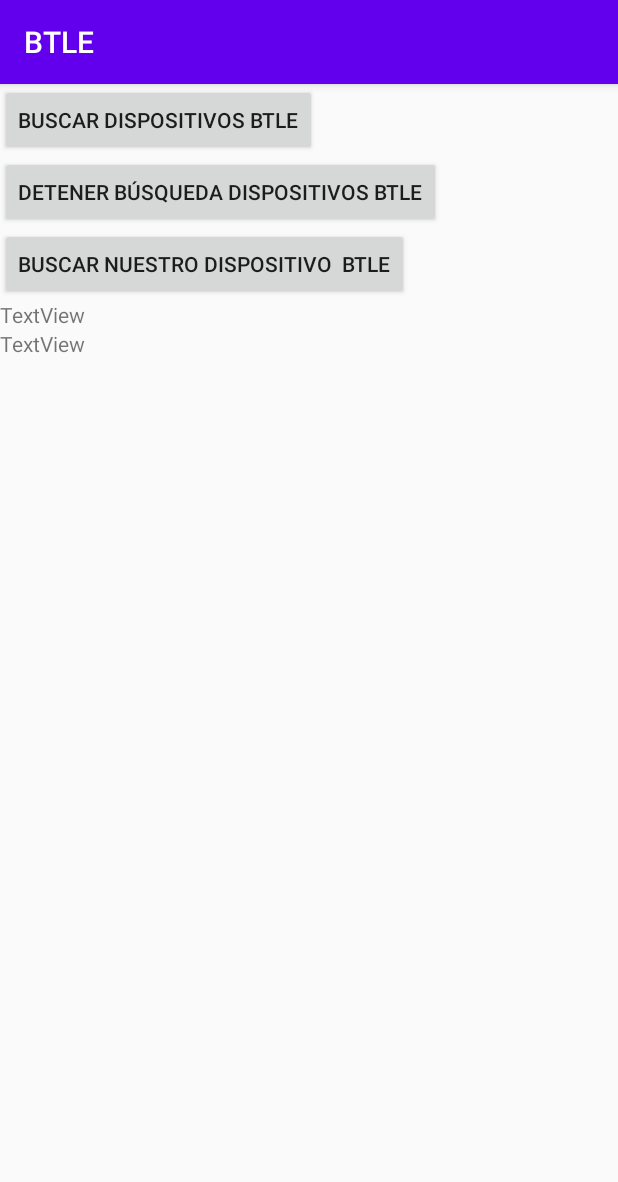
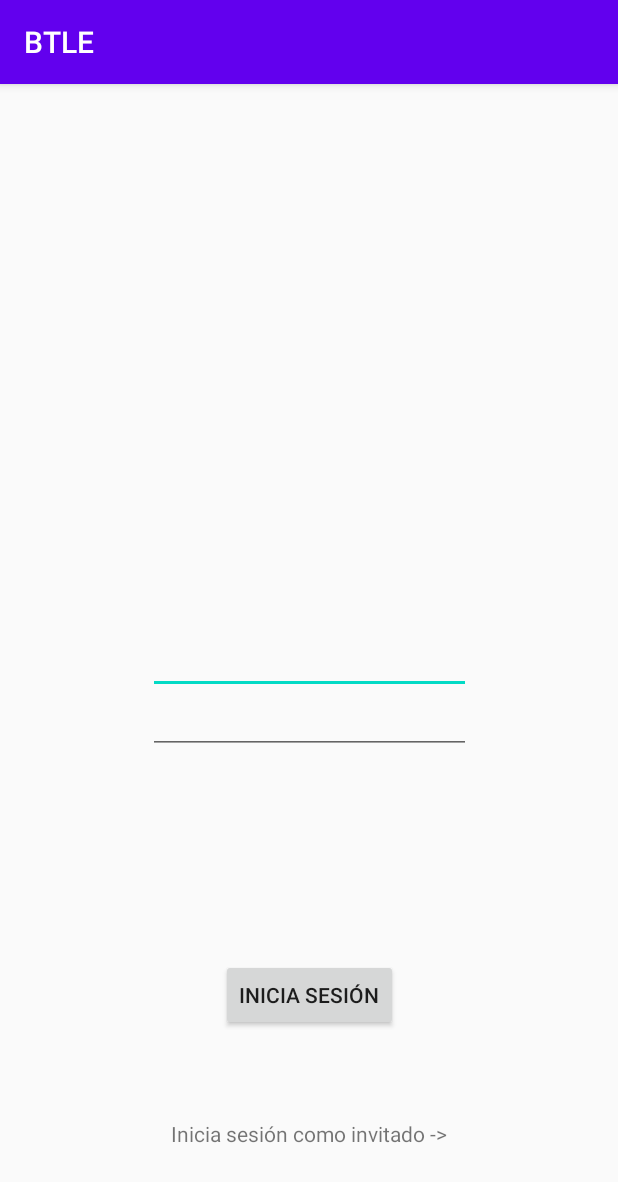
Before and after one commit to Daferfus/A-Todo-Gas, an Android app: the screen it shows after launch (MainActivity before the commit, LoginActivity after it), on a phone screen of 412 x 824 dp. Shown: the top 1182 px of the screen. Run offline under Robolectric (Android 15) with nearby library versions, the light colour scheme and no system bars; our stand-ins replace Volley.

Commit message:
Login usuarios acabado
Login de los usuarios y de los invitados hechos.

```diff
--- a/Aplicación Móvil/BTLE/app/src/main/java/com/example/daferfus_upv/btle/BD/LecturasContract.java
+++ b/Aplicación Móvil/BTLE/app/src/main/java/com/example/daferfus_upv/btle/BD/LecturasContract.java
@@ -20,6 +20,9 @@ public class LecturasContract {
         public static final String VALOR = "valor";
         public static final String ID_MAGNITUD = "idMagnitud";
         public static final String ESTADO_SINCRONIZACION_SERVIDOR = "estadoSincronizacionServidor";
+        public static final String NOMBRE = "nombre";
+        public static final String APELLIDOS ="apellidos";
+        public static final String IDUSUARIO = "idUsuario";
     } // abstract class
 } // class
 // --------------------------------------------------------------
--- /dev/null
+++ b/Aplicación Móvil/BTLE/app/src/main/java/com/example/daferfus_upv/btle/LoginActivity.java
@@ -0,0 +1,92 @@
+package com.example.daferfus_upv.btle;
+
+import android.app.DownloadManager;
+import android.content.Intent;
+import android.os.Bundle;
+import android.util.Log;
+import android.view.View;
+import android.widget.Button;
+import android.widget.EditText;
+import android.widget.TextView;
+import android.widget.Toast;
+
+import androidx.appcompat.app.AppCompatActivity;
+
+import com.android.volley.AuthFailureError;
+import com.android.volley.Request;
+import com.android.volley.RequestQueue;
+import com.android.volley.Response;
+import com.android.volley.VolleyError;
+import com.android.volley.toolbox.StringRequest;
+import com.android.volley.toolbox.Volley;
+
+import java.util.HashMap;
+import java.util.Map;
+
+public class LoginActivity extends AppCompatActivity {
+
+    //Valores login
+    EditText editTextEmail;
+    EditText editTextContrasenya;
+    Button botonLogin;
+    TextView iniciarSesionInvitado;
+
+    @Override
+    protected void onCreate(Bundle savedInstanceState) {
+        super.onCreate(savedInstanceState);
+        setContentView(R.layout.login_activity);
+        botonLogin = findViewById(R.id.buttonIniciarSesion);
+        iniciarSesionInvitado=findViewById(R.id.textViewIniciarSesionInvitado);
+        iniciarSesionInvitado.setOnClickListener(new View.OnClickListener() {
+            @Override
+            public void onClick(View view) {
+                Intent intent = new Intent(getApplicationContext(), MainActivity.class);
+                intent.putExtra("Usuario", "invitado");
+                startActivity(intent);
+            }
+        });
+        botonLogin.setOnClickListener(new View.OnClickListener() {
+            @Override
+            public void onClick(View view) {
+                validarUsuario("http://192.168.1.16:81/Web/validar_usuario.php");
+            }
+        });
+    }
+
+    public void validarUsuario(String URL) {
+        editTextEmail = findViewById(R.id.editTextEmailLogin);
+        editTextContrasenya = findViewById(R.id.editTextContrasenyaLogin);
+
+        StringRequest stringRequest = new StringRequest(Request.Method.POST, URL, new Response.Listener<String>() {
+            @Override
+            public void onResponse(String response) {
+                if (!response.isEmpty()) {
+                    Intent intent = new Intent(getApplicationContext(), MainActivity.class);
+
+                    intent.putExtra("Usuario", response);
+
+                    startActivity(intent);
+                }else{
+                    Toast.makeText(LoginActivity.this, R.string.textoContrasenyaOEmailIncorrecto, Toast.LENGTH_SHORT).show();
+                }
+            }
+        }, new Response.ErrorListener() {
+            @Override
+            public void onErrorResponse(VolleyError error) {
+                Toast.makeText(LoginActivity.this, error.toString(), Toast.LENGTH_SHORT).show();
+            }
+        }) {
+            @Override
+            protected Map<String, String> getParams() throws AuthFailureError {
+                Map<String,String> parametros= new HashMap<String,String>();
+                parametros.put("idUsuario", editTextEmail.getText().toString());
+                parametros.put("contrasenya", editTextContrasenya.getText().toString());
+                return parametros;
+            }
+        };
+        RequestQueue requestQueue= Volley.newRequestQueue(this);
+        requestQueue.add(stringRequest);
+
+
+    }
+}
--- /dev/null
+++ b/Aplicación Móvil/BTLE/app/src/main/res/layout/login_activity.xml
@@ -0,0 +1,47 @@
+<?xml version="1.0" encoding="utf-8"?>
+<androidx.constraintlayout.widget.ConstraintLayout
+    xmlns:android="http://schemas.android.com/apk/res/android"
+    xmlns:app="http://schemas.android.com/apk/res-auto"
+    xmlns:tools="http://schemas.android.com/tools"
+    android:layout_width="match_parent"
+    android:layout_height="match_parent">
+
+    <EditText
+        android:id="@+id/editTextEmailLogin"
+        android:layout_width="215dp"
+        android:layout_height="45dp"
+        app:layout_constraintBottom_toBottomOf="parent"
+        app:layout_constraintEnd_toEndOf="parent"
+        app:layout_constraintStart_toStartOf="parent"
+        app:layout_constraintTop_toTopOf="parent" />
+
+    <EditText
+        android:id="@+id/editTextContrasenyaLogin"
+        android:layout_width="215dp"
+        android:layout_height="45dp"
+        android:layout_marginTop="80dp"
+        app:layout_constraintBottom_toBottomOf="parent"
+        app:layout_constraintEnd_toEndOf="parent"
+        app:layout_constraintStart_toStartOf="parent"
+        app:layout_constraintTop_toTopOf="parent" />
+
+    <Button
+        android:id="@+id/buttonIniciarSesion"
+        android:layout_width="wrap_content"
+        android:layout_height="wrap_content"
+        android:text="@string/botonIniciarSesión"
+        app:layout_constraintBottom_toBottomOf="parent"
+        app:layout_constraintEnd_toEndOf="parent"
+        app:layout_constraintStart_toStartOf="parent"
+        app:layout_constraintTop_toBottomOf="@+id/editTextContrasenyaLogin" />
+
+    <TextView
+        android:id="@+id/textViewIniciarSesionInvitado"
+        android:layout_width="wrap_content"
+        android:layout_height="wrap_content"
+        android:text="@string/textoIniciarSesionInvitado"
+        app:layout_constraintBottom_toBottomOf="parent"
+        app:layout_constraintEnd_toEndOf="parent"
+        app:layout_constraintStart_toStartOf="parent"
+        app:layout_constraintTop_toBottomOf="@+id/buttonIniciarSesion" />
+</androidx.constraintlayout.widget.ConstraintLayout>
--- a/Aplicación Móvil/BTLE/app/src/main/res/values/strings.xml
+++ b/Aplicación Móvil/BTLE/app/src/main/res/values/strings.xml
@@ -1,3 +1,8 @@
 <resources>
     <string name="app_name">BTLE</string>
+    <string name="textoIniciarSesionInvitado">Inicia sesión como invitado -></string>
+    <string name="botonIniciarSesión">Inicia sesión</string>
+    <string name="textoEmailLogin">Email </string>
+    <string name="textoContrasenyaLogin">Contraseña</string>
+    <string name="textoContrasenyaOEmailIncorrecto">Usuario o contraseña incorrecto.</string>
 </resources>
```
Also changed, not shown: Aplicación Móvil/BTLE/app/src/main/AndroidManifest.xml (+5 -2 lines), Aplicación Móvil/BTLE/app/src/main/java/com/example/daferfus_upv/btle/MainActivity.java (+25 -1 lines), Aplicación Móvil/BTLE/app/src/main/java/com/example/daferfus_upv/btle/Usuario.java (added, +47 -0 lines), Aplicación Móvil/BTLE/app/src/main/res/layout/activity_main.xml (+7 -1 lines).
